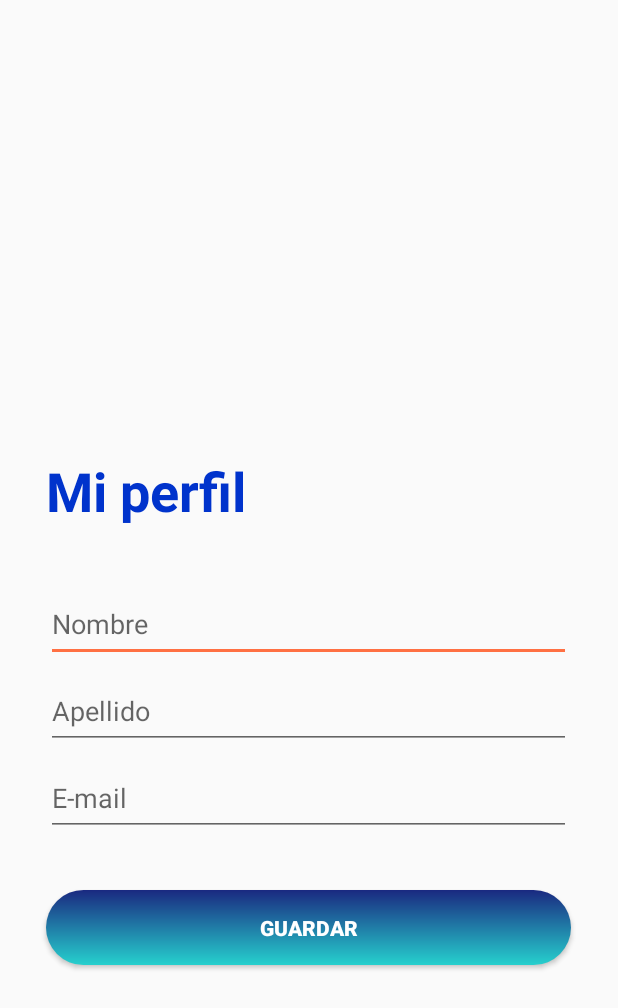
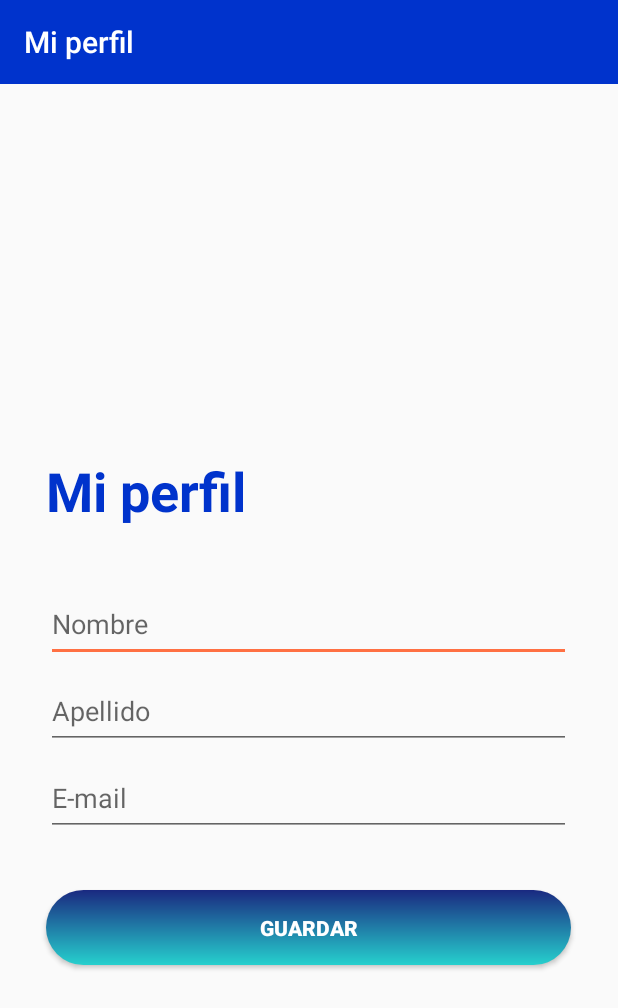
Before and after one commit to OctavioProgramador/MyTutorEd, an Android app: the Activity_Profile screen opened directly, with no data from a screen before it, on a phone screen of 412 x 824 dp. Shown: the top 1008 px of the screen. Run offline under Robolectric (Android 15) with nearby library versions, the phone set to English and light mode, and no system bars; our stand-ins replace Firebase (no records; nobody signed in at launch, a user with empty details on screens opened directly); 2 statements that could not run were skipped.

Commit message:
toolbar en activity perfil

```diff
--- /dev/null
+++ b/app/src/main/res/drawable/ic_baseline_arrow_back_24.xml
@@ -0,0 +1,5 @@
+<vector android:autoMirrored="true" android:height="24dp"
+    android:tint="#FFFFFF" android:viewportHeight="24"
+    android:viewportWidth="24" android:width="24dp" xmlns:android="http://schemas.android.com/apk/res/android">
+    <path android:fillColor="@android:color/white" android:pathData="M20,11H7.83l5.59,-5.59L12,4l-8,8 8,8 1.41,-1.41L7.83,13H20v-2z"/>
+</vector>
--- a/app/src/main/res/layout/activity__profile.xml
+++ b/app/src/main/res/layout/activity__profile.xml
@@ -69,6 +69,15 @@
         tools:ignore="OnClick"
         android:layout_marginLeft="15dp"/>
     </LinearLayout>
+    <View
+        android:layout_width="match_parent"
+        android:layout_height="10dp"
+        android:background="#42A5F5"
+        android:id="@+id/dark_divider"
+        tools:ignore="MissingConstraints" />
+    <include
+        android:id="@+id/toolbar_profile"
+        layout="@layout/toolbar_profile"/>
 
 
 </androidx.constraintlayout.widget.ConstraintLayout>
--- /dev/null
+++ b/app/src/main/res/layout/toolbar_profile.xml
@@ -0,0 +1,11 @@
+<?xml version="1.0" encoding="utf-8"?>
+<androidx.appcompat.widget.Toolbar xmlns:android="http://schemas.android.com/apk/res/android"
+    android:layout_width="match_parent"
+    android:layout_height="wrap_content"
+    xmlns:app="http://schemas.android.com/apk/res-auto"
+    android:background="@color/colorBlue"
+    app:title="Mi perfil"
+    app:titleTextColor="#FFFFFF"
+    android:id="@+id/toolbar_profile">
+
+</androidx.appcompat.widget.Toolbar>
```
Also changed, not shown: app/src/main/java/com/example/gg/Activity_Profile.kt (+19 -0 lines).
